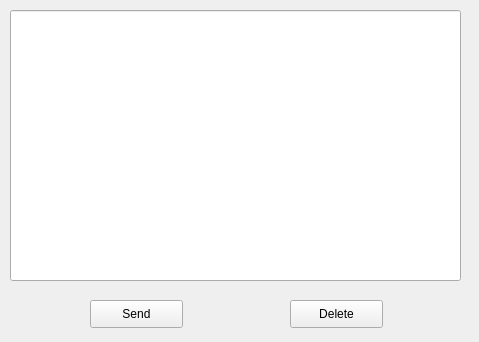
This is client/client/chat.ui in l1xiaobei/QT_Chat as Qt 5 draws it before an edit. The edited form follows.
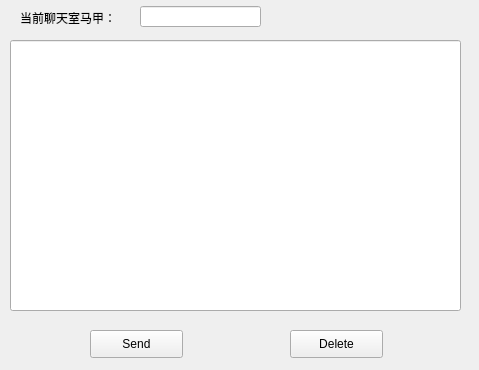
This is the edited form.

Patch:
```diff
--- a/client/client/chat.ui
+++ b/client/client/chat.ui
@@ -7,7 +7,7 @@
     <x>0</x>
     <y>0</y>
     <width>479</width>
-    <height>342</height>
+    <height>370</height>
    </rect>
   </property>
   <property name="windowTitle">
@@ -17,7 +17,7 @@
    <property name="geometry">
     <rect>
      <x>10</x>
-     <y>10</y>
+     <y>40</y>
      <width>451</width>
      <height>271</height>
     </rect>
@@ -27,7 +27,7 @@
    <property name="geometry">
     <rect>
      <x>90</x>
-     <y>300</y>
+     <y>330</y>
      <width>93</width>
      <height>28</height>
     </rect>
@@ -40,7 +40,7 @@
    <property name="geometry">
     <rect>
      <x>290</x>
-     <y>300</y>
+     <y>330</y>
      <width>93</width>
      <height>28</height>
     </rect>
@@ -49,6 +49,29 @@
     <string>Delete</string>
    </property>
   </widget>
+  <widget class="QLineEdit" name="nameLine">
+   <property name="geometry">
+    <rect>
+     <x>140</x>
+     <y>6</y>
+     <width>121</width>
+     <height>21</height>
+    </rect>
+   </property>
+  </widget>
+  <widget class="QLabel" name="nameLabel">
+   <property name="geometry">
+    <rect>
+     <x>20</x>
+     <y>10</y>
+     <width>121</width>
+     <height>16</height>
+    </rect>
+   </property>
+   <property name="text">
+    <string>当前聊天室马甲：</string>
+   </property>
+  </widget>
  </widget>
  <resources/>
  <connections/>
```
